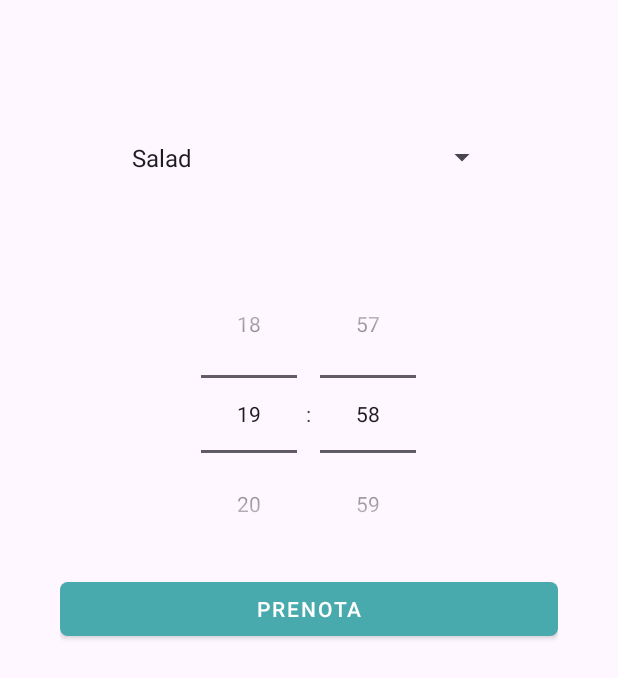
After one commit to GiuseppePastena23/UnisaEat, an Android app: the RitiroActivity screen opened directly, with no data from a screen before it, on a phone screen of 412 x 824 dp. The commit adds this screen. Shown: the top 678 px of the screen. Run offline under Robolectric (Android 15) with nearby library versions, the phone set to English and light mode, and no system bars; 1 statement that could not run was skipped.

Commit message:
ritiro activity

```diff
--- /dev/null
+++ b/app/src/main/java/com/novab/unisaeat/ui/view/user/RitiroActivity.java
@@ -0,0 +1,102 @@
+package com.novab.unisaeat.ui.view.user;
+
+import android.os.Bundle;
+import android.widget.ArrayAdapter;
+import android.widget.TimePicker;
+import android.widget.Button;
+import android.widget.Spinner;
+import android.widget.TextView;
+
+import java.util.ArrayList;
+import java.util.Calendar;
+
+import androidx.appcompat.app.AlertDialog;
+import androidx.appcompat.app.AppCompatActivity;
+import androidx.lifecycle.ViewModelProvider;
+
+import android.content.DialogInterface;
+import com.novab.unisaeat.R;
+
+public class RitiroActivity extends AppCompatActivity {
+
+    private Spinner productsSpinner;
+    private TextView priceText;
+    private Button orderButton;
+    private TimePicker hourPicker;
+    private PrenotazioneViewModel prenotazioneViewModel;
+
+    private void associateUI() {
+
+        // prezzoText = findViewById(R.id.textViewPrezzo);
+        orderButton = findViewById(R.id.order_btn);
+        hourPicker = findViewById(R.id.timePicker);
+        productsSpinner = findViewById(R.id.lista_prodotti);
+
+    }
+
+    private void setSpinner() {
+        ArrayList<String> productsList = new ArrayList<>();
+        productsList.add(getString(R.string.salad));
+        productsList.add(getString(R.string.sandwich));
+        productsList.add(getString(R.string.basket));
+
+        ArrayAdapter<String> adapter = new ArrayAdapter<>(this, android.R.layout.simple_spinner_item, productsList);
+        adapter.setDropDownViewResource(android.R.layout.simple_spinner_dropdown_item);
+        productsSpinner.setAdapter(adapter);
+    }
+
+    private void associateButtons() {
+        hourPicker.setIs24HourView(true);
+
+            orderButton.setOnClickListener(v -> {
+                // Ottieni l'orario selezionato
+                int hourOfDay = hourPicker.getHour();
+                int minute = hourPicker.getMinute();
+
+                // Ottieni la data attuale
+                Calendar currentCalendar = Calendar.getInstance();
+                int currentHour = currentCalendar.get(Calendar.HOUR_OF_DAY);
+
+                // Verifica che la prenotazione sia tra le 9:00 e le 20:00
+                if (currentHour >= 20) {
+                    showAlertDialog("Errore", "Le prenotazioni non sono più possibili dopo le 20:00.");
+                } else if (hourOfDay < 9) {
+                    showAlertDialog("Errore", "La prenotazione non è possibile prima delle 9:00.");
+                } else if (hourOfDay > 20) {
+                    showAlertDialog("Errore", "Le prenotazioni non sono possibili dopo le 20:00.");
+                } else {
+                    prenotazioneViewModel.controllaCredito(importoPrenotazione);
+
+                }
+
+
+            });
+    }
+
+    @Override
+    protected void onCreate(Bundle savedInstanceState) {
+        super.onCreate(savedInstanceState);
+        setContentView(R.layout.activity_ritiro);
+        prenotazioneViewModel = new ViewModelProvider(this).get(PrenotazioneViewModel.class);
+
+
+        associateUI();
+        associateButtons();
+        setSpinner();
+    }
+
+    private void showAlertDialog(String title, String message) {
+        AlertDialog.Builder builder = new AlertDialog.Builder(this);
+        builder.setTitle(title)
+                .setMessage(message)
+                .setPositiveButton("OK", new DialogInterface.OnClickListener() {
+                    public void onClick(DialogInterface dialog, int id) {
+                        if(title.equals("Prenotazione Confermata")) {
+
+                        }
+                    }
+                })
+                .create()
+                .show();
+    }
+}
--- /dev/null
+++ b/app/src/main/res/layout/activity_ritiro.xml
@@ -0,0 +1,41 @@
+<?xml version="1.0" encoding="utf-8"?>
+<RelativeLayout xmlns:android="http://schemas.android.com/apk/res/android"
+    android:layout_width="match_parent"
+    android:layout_height="match_parent">
+
+
+
+    <LinearLayout
+        android:id="@+id/linearLayout"
+        android:padding="40dp"
+    android:layout_width="match_parent"
+    android:layout_height="wrap_content"
+    android:orientation="vertical">
+        <Spinner
+            android:id="@+id/lista_prodotti"
+            android:layout_width="match_parent"
+            android:layout_height="50dp"
+
+            android:layout_centerHorizontal="true"
+            android:layout_margin="40dp"
+            android:layout_marginTop="40dp" />
+    <TimePicker
+        android:id="@+id/timePicker"
+        android:layout_width="match_parent"
+        android:layout_height="wrap_content"
+
+        android:timePickerMode="spinner"/>
+
+
+
+
+        <Button
+
+            style="@style/MainButton"
+        android:id="@+id/order_btn"
+        android:layout_width="match_parent"
+        android:layout_height="wrap_content"
+        android:text="Prenota" />
+
+    </LinearLayout>
+</RelativeLayout>
--- a/app/src/main/res/values/strings.xml
+++ b/app/src/main/res/values/strings.xml
@@ -8,4 +8,7 @@
     <string name="settings_btn">Settings</string>
     <string name="scan_btn" translatable="false">Scan QR</string>
     <string name="orders_btn">Orders</string>
+    <string name="salad">Salad</string>
+    <string name="sandwich">Sandwich</string>
+    <string name="basket">Basket</string>
 </resources>
```
Also changed, not shown: app/src/main/AndroidManifest.xml (+9 -0 lines), app/src/main/java/com/novab/unisaeat/ui/viewmodel/PrenotazioneViewModel.java (added, +41 -0 lines), 1 other file.
